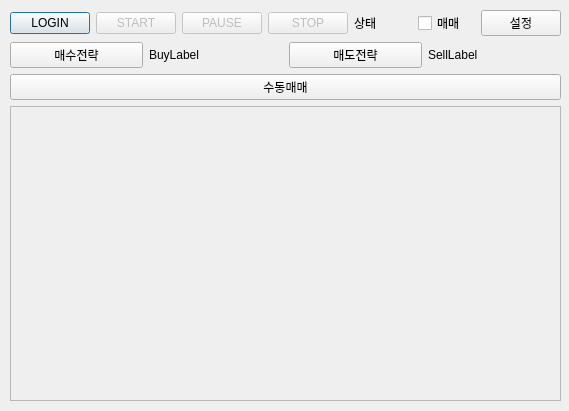
Old version of the form ui/main.ui in the repository stalkerboy/stockweek.
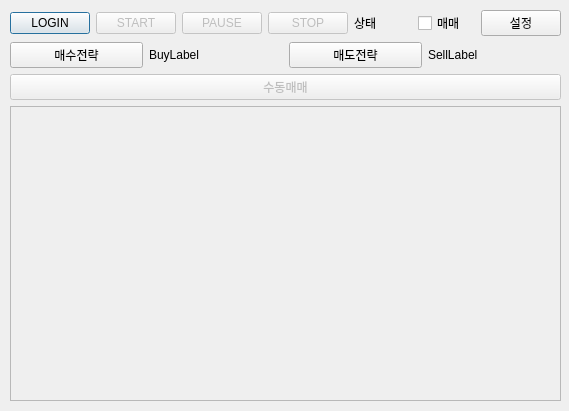
New version of the form.

```diff
--- a/ui/main.ui
+++ b/ui/main.ui
@@ -127,6 +127,9 @@
      <layout class="QHBoxLayout" name="horizontalLayout_6">
       <item>
        <widget class="QPushButton" name="manualBtn">
+        <property name="enabled">
+         <bool>false</bool>
+        </property>
         <property name="text">
          <string>수동매매</string>
         </property>
```
